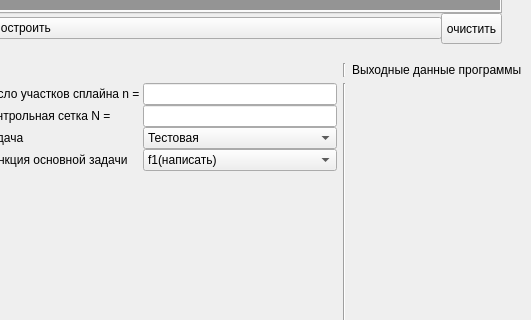
This is UI/MainWindow.ui in Eisim/NM_lab_spline as Qt 5 draws it before an edit; both pictures show x 399 to 930 and y 566 to 886 of the 930 by 990 pixel window. The edited form follows.
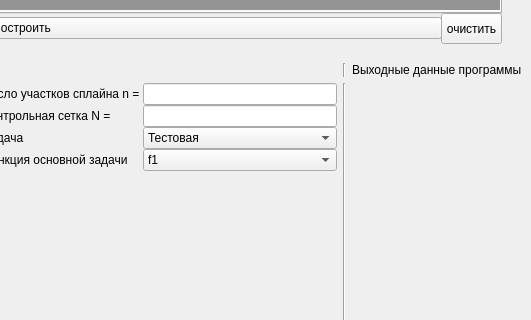
This is the edited form.

The edit to the form file:
```diff
--- a/UI/MainWindow.ui
+++ b/UI/MainWindow.ui
@@ -68,11 +68,11 @@
          <item row="3" column="1">
           <widget class="QComboBox" name="task_num">
            <property name="currentText">
-            <string>f1(написать)</string>
+            <string>f1</string>
            </property>
            <item>
             <property name="text">
-             <string>f1(написать)</string>
+             <string>f1</string>
             </property>
            </item>
            <item>
```
Left out of the diff: 62 changed lines with no effect on the pictures.
